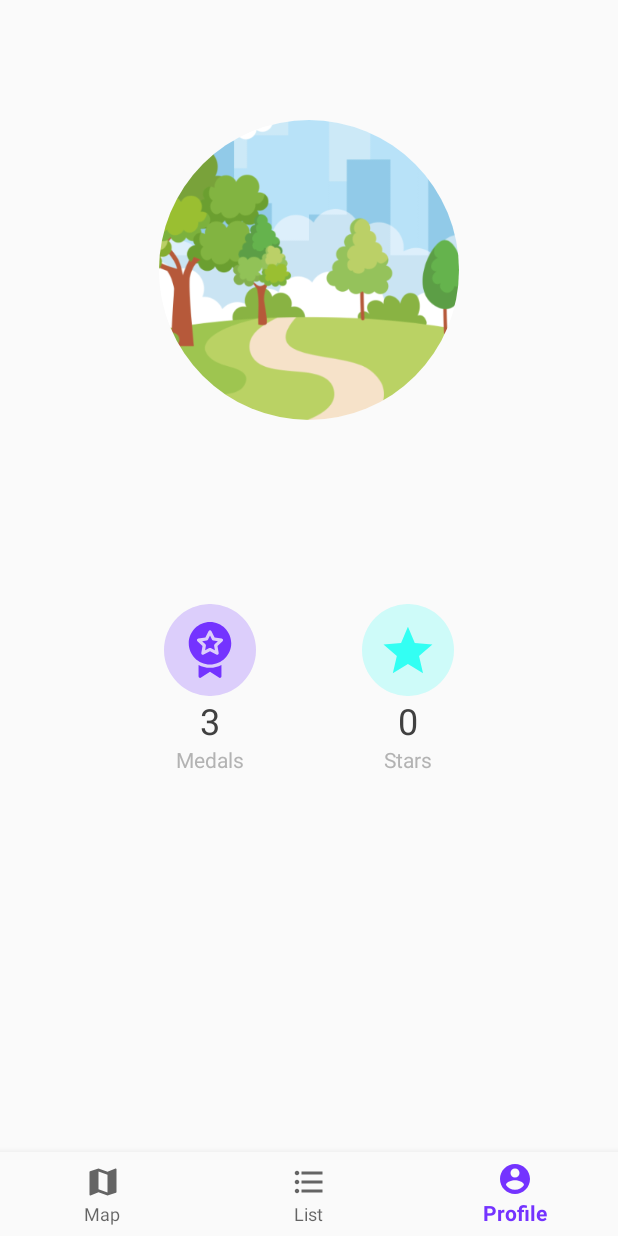
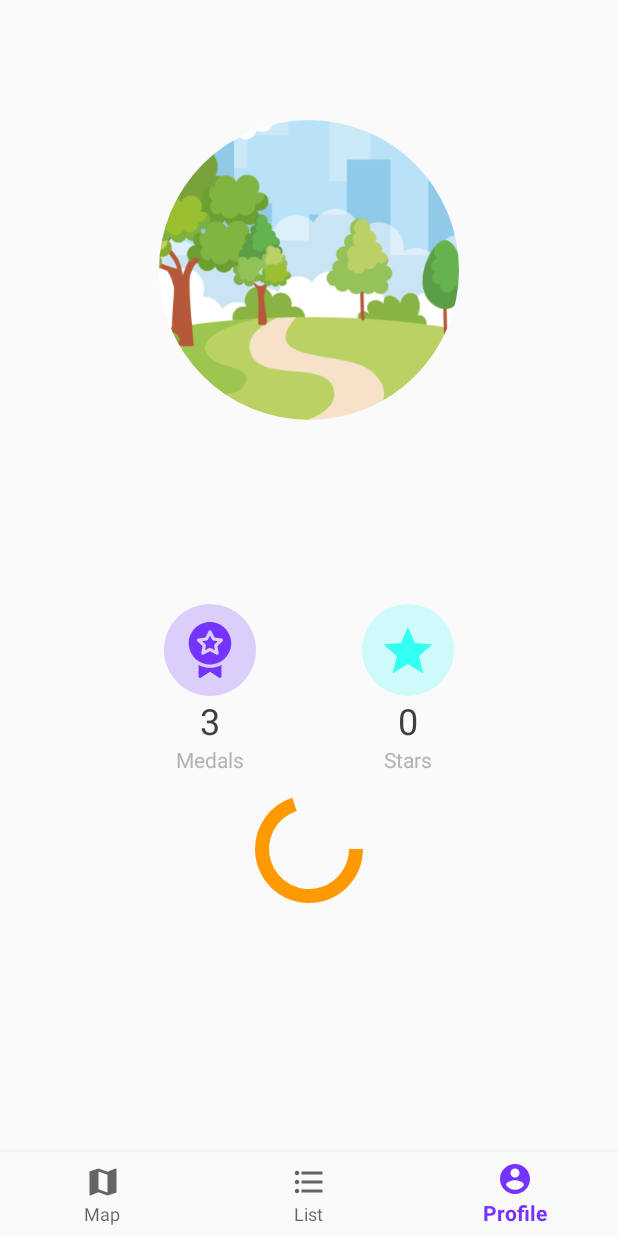
Before and after one commit to johannesbjur/GPSGame, an Android app: the ProfileFragment screen opened through its navigation route, on a phone screen of 412 x 824 dp. Run offline under Robolectric (Android 15) with nearby library versions, the phone set to English and light mode, and no system bars; our stand-ins replace Firebase (no records; nobody signed in at launch, a user with empty details on screens opened directly), navigation-ui.

Commit message:
progression circle started

```diff
--- /dev/null
+++ b/GPSGame/app/src/main/res/drawable/progress_circle.xml
@@ -0,0 +1,11 @@
+<?xml version="1.0" encoding="utf-8"?>
+<shape xmlns:android="http://schemas.android.com/apk/res/android"
+    android:shape="ring"
+    android:innerRadiusRatio="3"
+    android:thickness="9dp"
+    android:useLevel="true"
+    android:scaleWidth="100%">
+
+    <solid android:color="@color/orange" />
+
+</shape>
--- a/GPSGame/app/src/main/res/layout/fragment_profile.xml
+++ b/GPSGame/app/src/main/res/layout/fragment_profile.xml
@@ -70,14 +70,14 @@
                     android:layout_width="match_parent"
                     android:layout_height="wrap_content"
                     android:gravity="center"
-                    android:textColor="#404040"
+                    android:textColor="@color/darkGrey"
                     android:textSize="24sp" />
 
                 <TextView
                     android:id="@+id/medal_text"
                     android:layout_width="match_parent"
                     android:layout_height="wrap_content"
-                    android:textColor="#B3B3B3"
+                    android:textColor="@color/lightGrey"
                     android:text="Medals"
                     android:textSize="14sp"
                     android:gravity="center" />
@@ -100,14 +100,14 @@
                     android:layout_width="match_parent"
                     android:layout_height="wrap_content"
                     android:gravity="center"
-                    android:textColor="#404040"
+                    android:textColor="@color/darkGrey"
                     android:textSize="24sp" />
 
                 <TextView
                     android:id="@+id/stars_text"
                     android:layout_width="match_parent"
                     android:layout_height="wrap_content"
-                    android:textColor="#B3B3B3"
+                    android:textColor="@color/lightGrey"
                     android:text="Stars"
                     android:textSize="14sp"
                     android:gravity="center" />
@@ -115,5 +115,17 @@
 
         </LinearLayout>
 
+        <ProgressBar
+            android:id="@+id/circle_progress_bar"
+            style="?android:attr/progressBarStyleHorizontal"
+            android:progress="70"
+            android:layout_width="80dp"
+            android:layout_height="80dp"
+            android:layout_marginTop="10dp"
+            android:progressDrawable="@drawable/progress_circle"
+            app:layout_constraintEnd_toEndOf="parent"
+            app:layout_constraintStart_toStartOf="parent"
+            app:layout_constraintTop_toBottomOf="@+id/linearLayout" />
+
     </androidx.constraintlayout.widget.ConstraintLayout>
 </FrameLayout>
--- a/GPSGame/app/src/main/res/values/colors.xml
+++ b/GPSGame/app/src/main/res/values/colors.xml
@@ -6,4 +6,10 @@
 
     <color name="white">#fff</color>
     <color name="black">#000</color>
+
+    <color name="darkGrey">#404040</color>
+    <color name="lightGrey">#B3B3B3</color>
+
+    <color name="orange">#FF9900</color>
+
 </resources>
```
